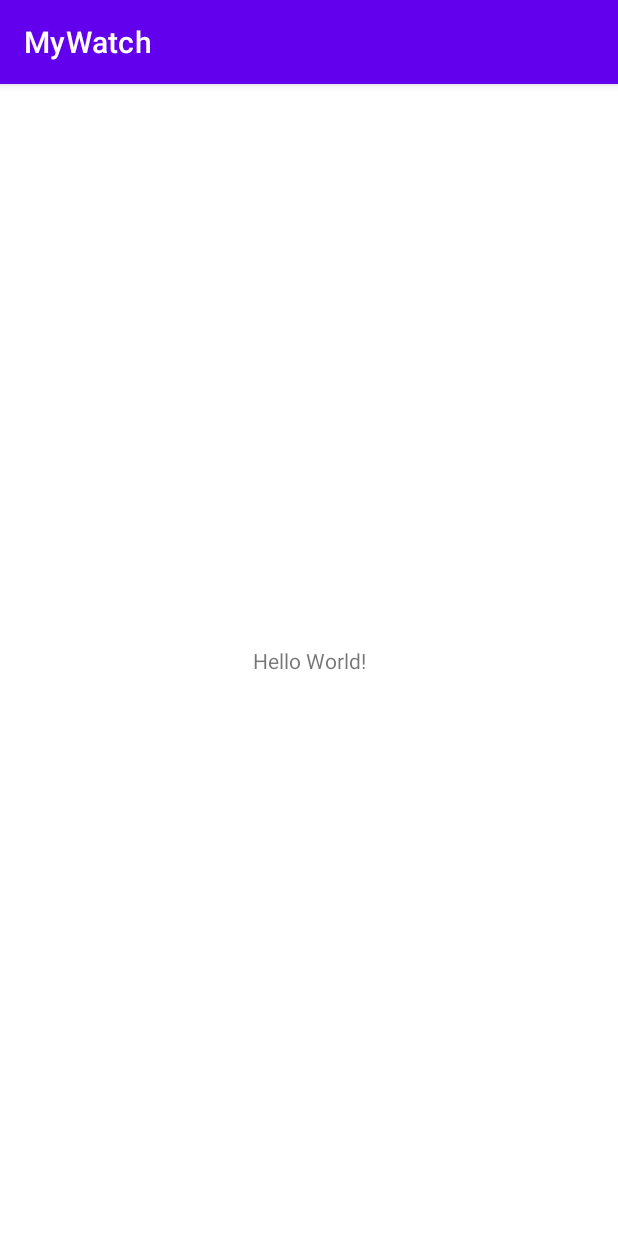
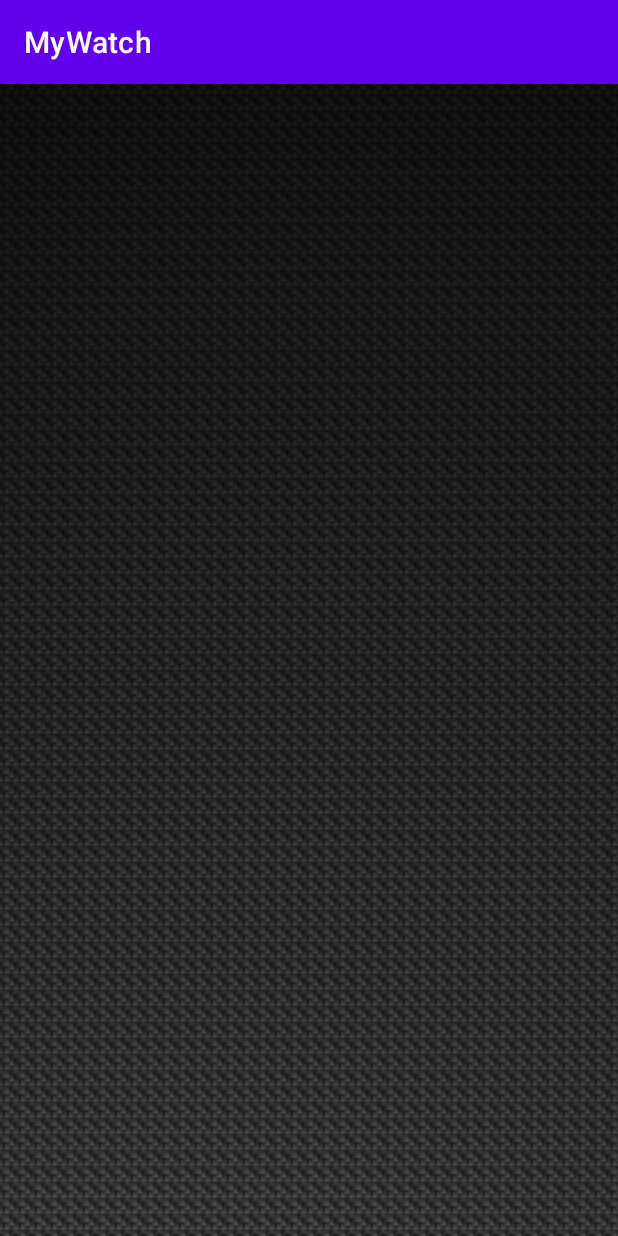
Before and after one commit to bogdan1491/MyWatch, an Android app: the screen it shows after launch (MainActivity), on a phone screen of 412 x 824 dp. Run offline under Robolectric (Android 15) with nearby library versions, the phone set to English and light mode, and no system bars.

Commit message:
Add background image

```diff
--- a/app/src/main/res/layout/activity_main.xml
+++ b/app/src/main/res/layout/activity_main.xml
@@ -6,13 +6,18 @@
     android:layout_height="match_parent"
     tools:context=".MainActivity">
 
-    <TextView
-        android:layout_width="wrap_content"
-        android:layout_height="wrap_content"
-        android:text="Hello World!"
+    <ImageView
+        android:id="@+id/imageView"
+        android:layout_width="match_parent"
+        android:layout_height="match_parent"
+        android:adjustViewBounds="false"
+        android:scaleType="centerCrop"
         app:layout_constraintBottom_toBottomOf="parent"
-        app:layout_constraintLeft_toLeftOf="parent"
-        app:layout_constraintRight_toRightOf="parent"
-        app:layout_constraintTop_toTopOf="parent" />
-
+        app:layout_constraintEnd_toEndOf="parent"
+        app:layout_constraintHorizontal_bias="0.0"
+        app:layout_constraintStart_toStartOf="parent"
+        app:layout_constraintTop_toTopOf="parent"
+        app:layout_constraintVertical_bias="0.0"
+        app:srcCompat="@drawable/wallpaperbetter_com_1920x1080"
+        tools:srcCompat="@drawable/wallpaperbetter_com_1920x1080" />
 </androidx.constraintlayout.widget.ConstraintLayout>
```
Also changed, not shown: app/src/main/res/drawable/wallpaperbetter_com_1920x1080.jpg (added).
